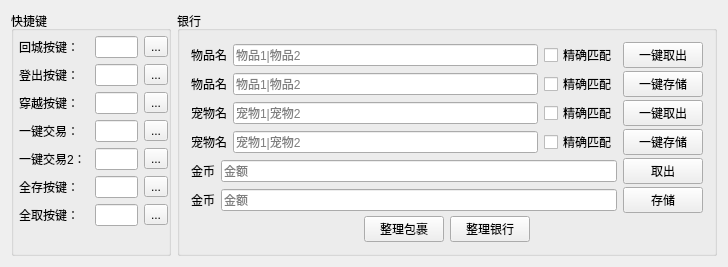
Before: the Qt Designer form MLAssist/GameSysCfgWgt.ui in HBACC0005240/MLAssist, drawn with Qt 5.
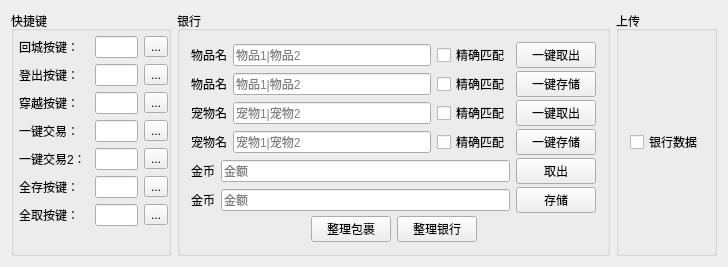
After: the same form once the commit is applied.

```diff
--- a/MLAssist/GameSysCfgWgt.ui
+++ b/MLAssist/GameSysCfgWgt.ui
@@ -511,6 +511,22 @@
      </layout>
     </widget>
    </item>
+   <item>
+    <widget class="QGroupBox" name="groupBox_3">
+     <property name="title">
+      <string>上传</string>
+     </property>
+     <layout class="QHBoxLayout" name="horizontalLayout_16">
+      <item>
+       <widget class="QCheckBox" name="checkBox_autoSaveBank">
+        <property name="text">
+         <string>银行数据</string>
+        </property>
+       </widget>
+      </item>
+     </layout>
+    </widget>
+   </item>
    <item>
     <spacer name="horizontalSpacer">
      <property name="orientation">
```
